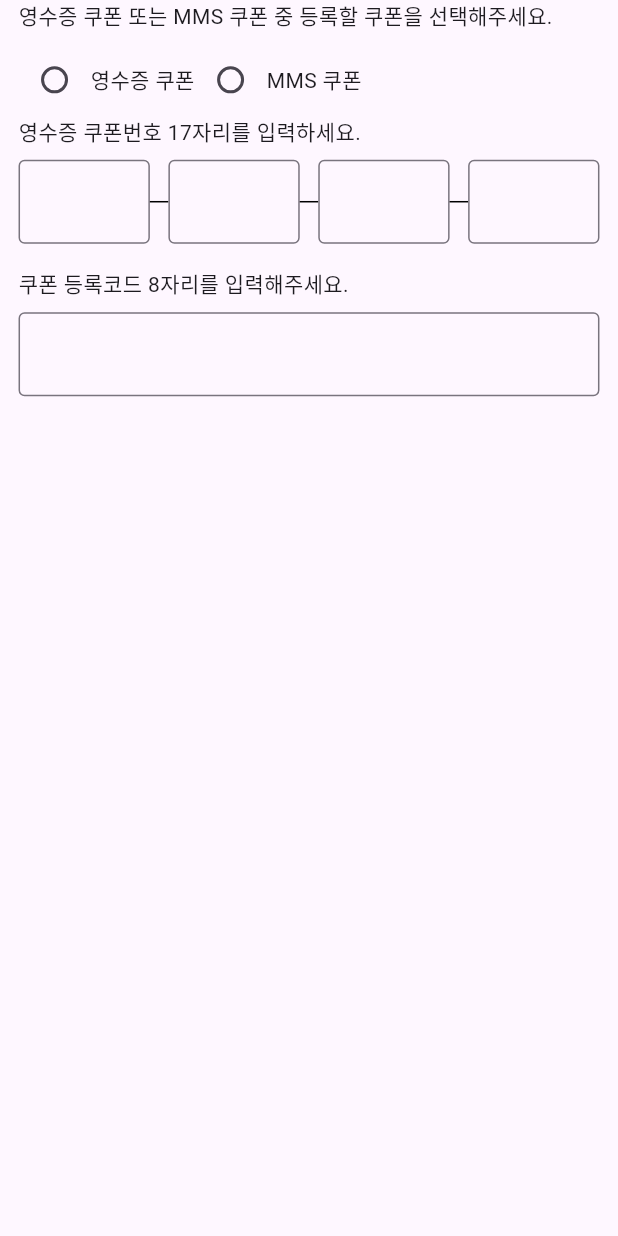
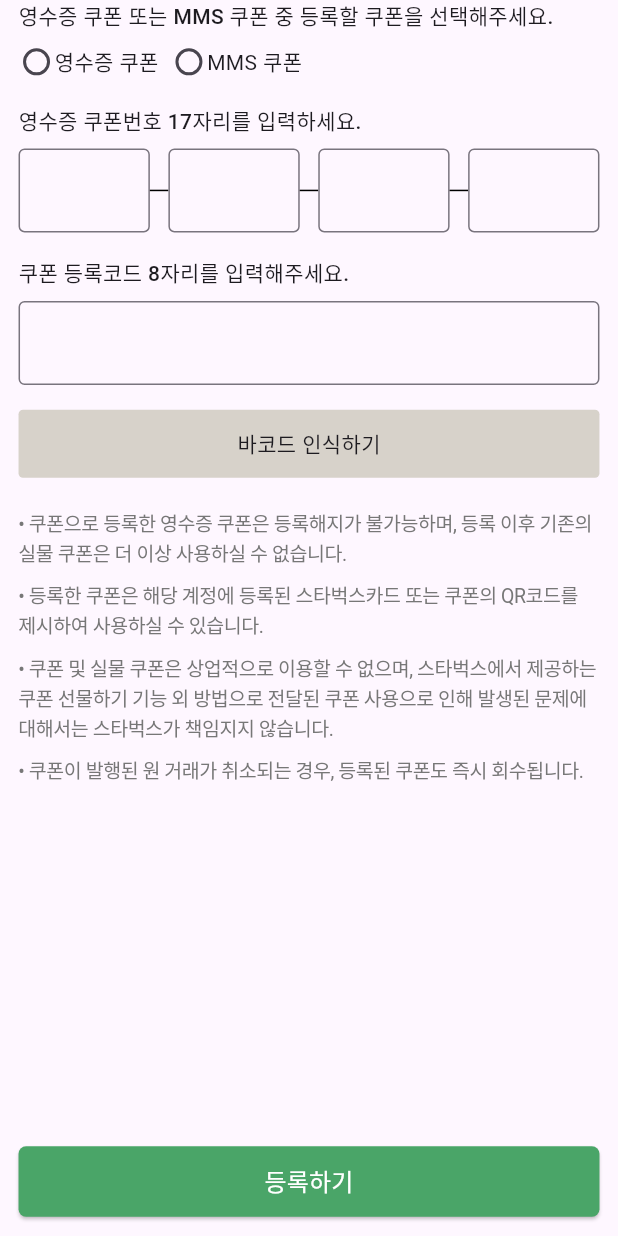
Before and after one commit to fluttudy/gy, a Flutter app: the AddCoupon widget shown alone on an empty page, opened directly, on a phone screen of 412 x 824 dp. Run offline on Flutter 3.47's test engine with Material 3 defaults, Android fonts, the phone set to English and light mode, and no system bars.

Commit message:
Fix: starbucks_coupon_page

```diff
--- a/flutter_clones/lib/starbucks/screens/coupon_screens.dart
+++ b/flutter_clones/lib/starbucks/screens/coupon_screens.dart
@@ -91,20 +91,31 @@ class AddCouponState extends State<AddCoupon> {
 
   @override
   Widget build(BuildContext context) {
-
     // 상수 화면 너비, 높이 값
     final double screenWidth = MediaQuery.of(context).size.width;
     final double screenHeight = MediaQuery.of(context).size.height;
+
+    // 하단 주의사항 텍스트 리스트
+    final List<String> texts = [
+      '• 쿠폰으로 등록한 영수증 쿠폰은 등록해지가 불가능하며, 등록 이후 기존의 실물 쿠폰은 더 이상 사용하실 수 없습니다.',
+      '• 등록한 쿠폰은 해당 계정에 등록된 스타벅스카드 또는 쿠폰의 QR코드를 제시하여 사용하실 수 있습니다.',
+      '• 쿠폰 및 실물 쿠폰은 상업적으로 이용할 수 없으며, 스타벅스에서 제공하는 쿠폰 선물하기 기능 외 방법으로 전달된 쿠폰 사용으로 인해 발생된 문제에 대해서는 스타벅스가 책임지지 않습니다.',
+      '• 쿠폰이 발행된 원 거래가 취소되는 경우, 등록된 쿠폰도 즉시 회수됩니다.'
+    ];
 
     return Column(
       crossAxisAlignment: CrossAxisAlignment.start,
       children: [
         Padding(
-          padding: EdgeInsets.only(left: screenWidth * 0.03, right: screenWidth * 0.03),
+          padding: EdgeInsets.only(
+              left: screenWidth * 0.03, right: screenWidth * 0.03),
           child: Column(
             crossAxisAlignment: CrossAxisAlignment.start,
             children: [
-              Text('영수증 쿠폰 또는 MMS 쿠폰 중 등록할 쿠폰을 선택해주세요.'),
+              Text(
+                '영수증 쿠폰 또는 MMS 쿠폰 중 등록할 쿠폰을 선택해주세요.',
+                style: TextStyle(fontWeight: FontWeight.w500),
+              ),
               SizedBox(height: screenHeight * 0.01), // 간격 추가
               Row(
                 mainAxisAlignment: MainAxisAlignment.start,
@@ -112,6 +123,11 @@ class AddCouponState extends State<AddCoupon> {
                   Row(
                     children: [
                       Radio<String>(
+                        materialTapTargetSize: MaterialTapTargetSize.shrinkWrap,
+                        visualDensity: const VisualDensity(
+                          horizontal: VisualDensity.minimumDensity,
+                          vertical: VisualDensity.minimumDensity,
+                        ),
                         value: '영수증 쿠폰', // 선택 가능한 값
                         groupValue: _selectedCoupon, // 현재 선택된 값
                         onChanged: (value) {
@@ -124,10 +140,16 @@ class AddCouponState extends State<AddCoupon> {
                       Text('영수증 쿠폰'),
                     ],
                   ),
+                  SizedBox(width: screenWidth * 0.02,),
                   Row(
                     // mainAxisAlignment: MainAxisAlignment.start,
                     children: [
                       Radio<String>(
+                        materialTapTargetSize: MaterialTapTargetSize.shrinkWrap,
+                        visualDensity: const VisualDensity(
+                          horizontal: VisualDensity.minimumDensity,
+                          vertical: VisualDensity.minimumDensity,
+                        ),
                         value: 'MMS 쿠폰', // 선택 가능한 값
                         groupValue: _selectedCoupon, // 현재 선택된 값
                         onChanged: (value) {
@@ -145,16 +167,24 @@ class AddCouponState extends State<AddCoupon> {
             ],
           ),
         ),
+        SizedBox(height: screenHeight * 0.02,),
         Padding(
-          padding: EdgeInsets.only(left: screenWidth * 0.03, right: screenWidth * 0.03),
+          padding: EdgeInsets.only(
+              left: screenWidth * 0.03, right: screenWidth * 0.03),
           child: Column(
             crossAxisAlignment: CrossAxisAlignment.start,
             children: [
-              Text('영수증 쿠폰번호 17자리를 입력하세요.'),
-              SizedBox(height: screenHeight * 0.01,),
+              Text(
+                '영수증 쿠폰번호 17자리를 입력하세요.',
+                style: TextStyle(fontWeight: FontWeight.w500),
+              ),
+              SizedBox(
+                height: screenHeight * 0.01,
+              ),
               Row(
                 children: [
-                  Expanded( // Row 내에서 공간을 차지하도록 설정
+                  Expanded(
+                    // Row 내에서 공간을 차지하도록 설정
                     child: TextField(
                       decoration: InputDecoration(
                         border: OutlineInputBorder(), // 보더 추가
@@ -167,20 +197,8 @@ class AddCouponState extends State<AddCoupon> {
                       color: Colors.black,
                     ),
                   ),
-                  Expanded( // Row 내에서 공간을 차지하도록 설정
-                    child: TextField(
-                      decoration: InputDecoration(
-                        border: OutlineInputBorder(),// 보더 추가
-                      ),
-                    ),
-                  ),
-                  SizedBox(
-                    width: screenWidth * 0.03,
-                    child: Divider(
-                      color: Colors.black,
-                    ),
-                  ),
-                  Expanded( // Row 내에서 공간을 차지하도록 설정
+                  Expanded(
+                    // Row 내에서 공간을 차지하도록 설정
                     child: TextField(
                       decoration: InputDecoration(
                         border: OutlineInputBorder(), // 보더 추가
@@ -193,7 +211,22 @@ class AddCouponState extends State<AddCoupon> {
                       color: Colors.black,
                     ),
                   ),
-                  Expanded( // Row 내에서 공간을 차지하도록 설정
+                  Expanded(
+                    // Row 내에서 공간을 차지하도록 설정
+                    child: TextField(
+                      decoration: InputDecoration(
+                        border: OutlineInputBorder(), // 보더 추가
+                      ),
+                    ),
+                  ),
+                  SizedBox(
+                    width: screenWidth * 0.03,
+                    child: Divider(
+                      color: Colors.black,
+                    ),
+                  ),
+                  Expanded(
+                    // Row 내에서 공간을 차지하도록 설정
                     child: TextField(
                       decoration: InputDecoration(
                         border: OutlineInputBorder(), // 보더 추가
@@ -205,44 +238,114 @@ class AddCouponState extends State<AddCoupon> {
             ],
           ),
         ),
-        SizedBox(height: screenHeight * 0.02,),
-        Padding(padding: EdgeInsets.only(left: screenWidth * 0.03, right: screenWidth * 0.03),
+        SizedBox(
+          height: screenHeight * 0.02,
+        ),
+        Padding(
+          padding: EdgeInsets.only(
+              left: screenWidth * 0.03, right: screenWidth * 0.03),
           child: Column(
             crossAxisAlignment: CrossAxisAlignment.start,
             children: [
-            Text('쿠폰 등록코드 8자리를 입력해주세요.'),
+              Text(
+                '쿠폰 등록코드 8자리를 입력해주세요.',
+                style: TextStyle(fontWeight: FontWeight.w500),
+              ),
               SizedBox(height: screenHeight * 0.01),
-            Row(children: [
-              Expanded( // Row 내에서 공간을 차지하도록 설정
+              Row(
+                children: [
+                  Expanded(
+                    // Row 내에서 공간을 차지하도록 설정
                     child: TextField(
                       decoration: InputDecoration(
                         border: OutlineInputBorder(), // 보더 추가
                       ),
-                ),),
-            ],)
+                    ),
+                  ),
                 ],
-        ),),
+              )
+            ],
+          ),
+        ),
+        SizedBox(
+          height: screenHeight * 0.02,
+        ),
+        Padding(
+            padding: EdgeInsets.only(
+                left: screenWidth * 0.03, right: screenWidth * 0.03),
+            child: Container(
+              height: screenHeight * 0.055,
+              child: Center(child: Text('바코드 인식하기')),
+              decoration: BoxDecoration(
+                color: Color(0xffD7D2CA),
+                borderRadius: BorderRadius.circular(3),
+              ),
+            )),
+        SizedBox(
+          height: screenHeight * 0.02,
+        ),
+        Column(
+          crossAxisAlignment: CrossAxisAlignment.start,
+          children: texts.map((text) => CautionText(text: text)).toList(),
+        ),
+        // 등록하기 버튼
+        Expanded(
+          child: Column(
+            mainAxisAlignment: MainAxisAlignment.end,
+            children: [
+              Container(
+                padding: EdgeInsets.all(screenWidth * 0.03),
+                alignment: Alignment.center,
+                child: ElevatedButton(
+                  onPressed: () {
+                    Navigator.pushNamed(context, '/second');
+                  },
+                  child: Text(
+                    '등록하기',
+                    style: TextStyle(color: Colors.white, fontSize: 16),
+                  ),
+                  style: ElevatedButton.styleFrom(
+                    backgroundColor: const Color(0xff4aa568),
+                    minimumSize: Size(400, 47),
+                  ).copyWith(
+                    shape: WidgetStateProperty.all<RoundedRectangleBorder>(
+                      RoundedRectangleBorder(
+                        borderRadius: BorderRadius.circular(5), // 원하는 둥글기 값
+                      ),
+                    ),
+                  ),
+                ),
+              ),
+            ],
+          ),
+        ),
       ],
     );
   }
 }
 
+class CautionText extends StatelessWidget {
+  final String text;
 
+  const CautionText({Key? key, required this.text}) : super(key: key);
 
+  @override
+  Widget build(BuildContext context) {
+    // 상수 화면 너비, 높이 값
+    final double screenWidth = MediaQuery.of(context).size.width;
+    final double screenHeight = MediaQuery.of(context).size.height;
 
-
-// class CheckCoupon extends StatefulWidget {
-//   @override
-//   State<CheckCoupon> createState() {
-//     CheckCouponState();
-//   }
-// }
-//
-// class CheckCouponState extends State<CheckCoupon> {
-//   String? selectedCoupon;
-//
-//   @override
-//   Widget build(BuildContext context) {
-//     return
-//   }
-// }
+    return Container(
+      padding: EdgeInsets.fromLTRB(screenWidth * 0.03, screenWidth * 0.01, screenWidth * 0.03, screenWidth * 0.01),
+      child: Text(
+        text,
+        style: TextStyle(
+          color: Color(0xff777777),
+          fontSize: 13,
+          fontWeight: FontWeight.normal,
+          letterSpacing: -0.3, // 자간 조정 (음수 값)
+        ),
+      ),
+    );
+  }
+}
```
Also changed, not shown: flutter_clones/lib/starbucks/coupon_list.dart (+32 -11 lines), flutter_clones/lib/starbucks/screens/coupon_app_bar.dart (deleted, +0 -145 lines), flutter_clones/lib/starbucks/widgets/coupon_app_bar.dart (added, +16 -0 lines). Lines whose indentation alone changed are shown as unchanged.
